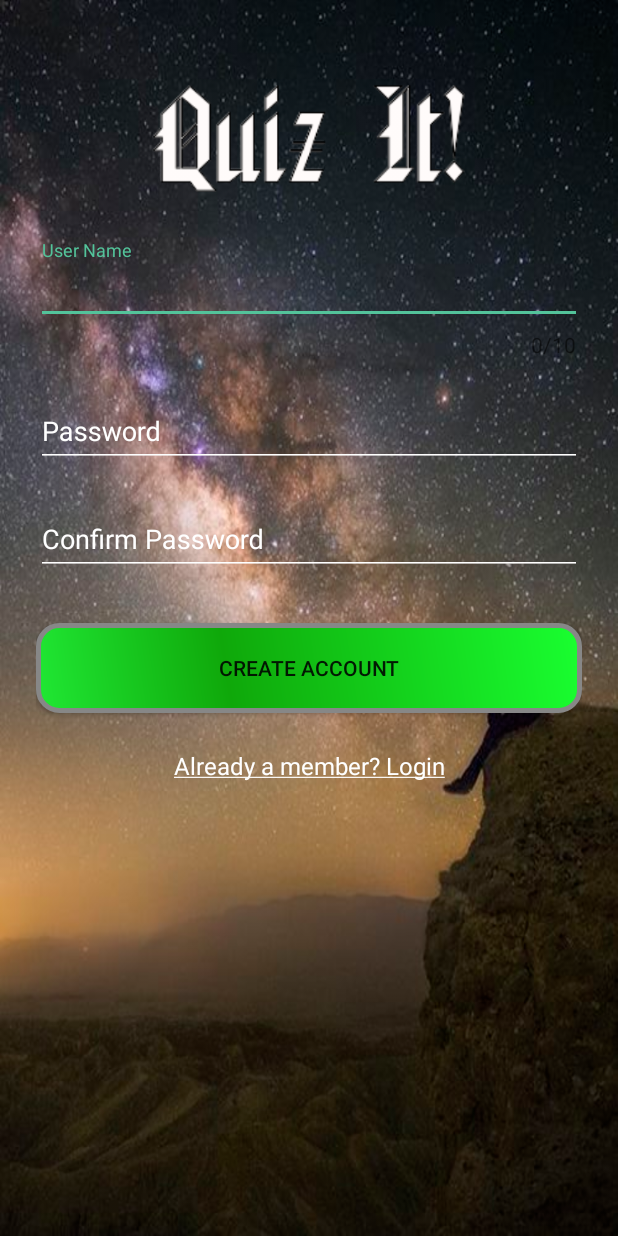
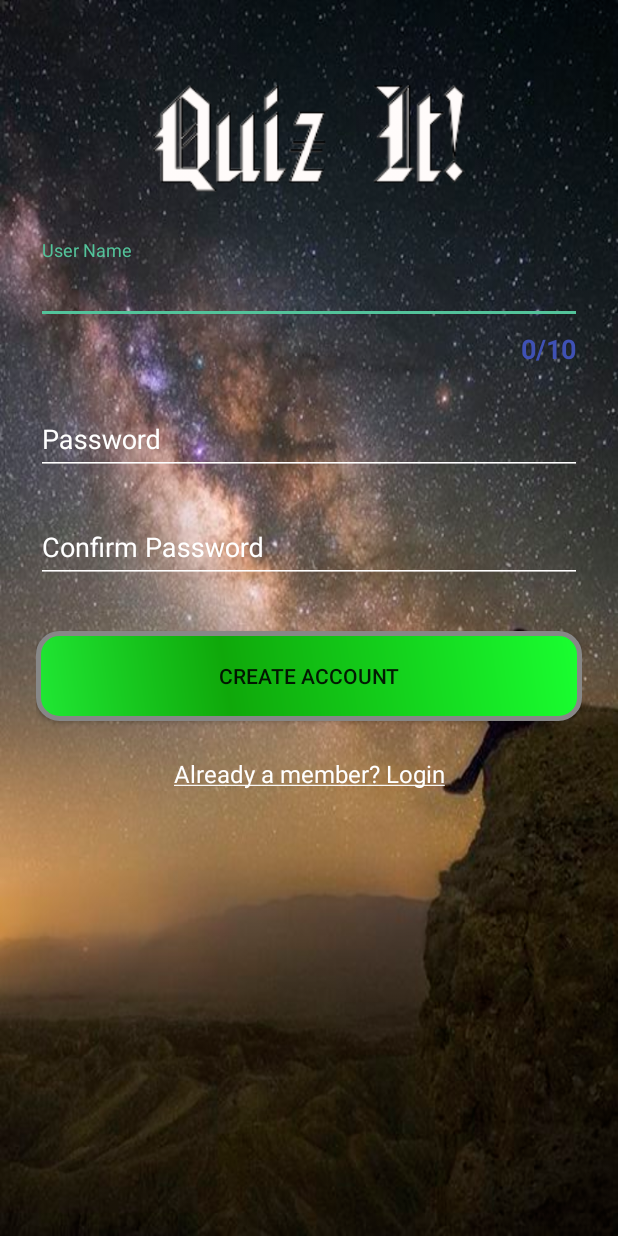
Before and after one commit to bhargav191098/Quiz_Tech_Task, an Android app: the RegisterActivity screen opened directly, with no data from a screen before it, on a phone screen of 412 x 824 dp. Run offline under Robolectric (Android 15) with nearby library versions, the phone set to English and light mode, and no system bars.

Commit message:
Overflowing style

```diff
--- a/app/src/main/res/values/styles.xml
+++ b/app/src/main/res/values/styles.xml
@@ -14,5 +14,14 @@
     <style name="AppTheme.AppBarOverlay" parent="ThemeOverlay.AppCompat.Dark.ActionBar" />
 
     <style name="AppTheme.PopupOverlay" parent="ThemeOverlay.AppCompat.Light" />
+    <style name="TextLimitStyle" parent="TextAppearance.AppCompat.Small">
+    <item name="android:textColor">@color/colorPrimary</item>
+    <item name="android:textStyle">bold</item>
+    <item name="android:textSize">18sp</item>
+    </style>
+
+    <style name="TextLimitError" parent="TextAppearance.AppCompat.Small">
+    <item name="android:textColor">@color/colorRed</item>
+    </style>
 
 </resources>
```
